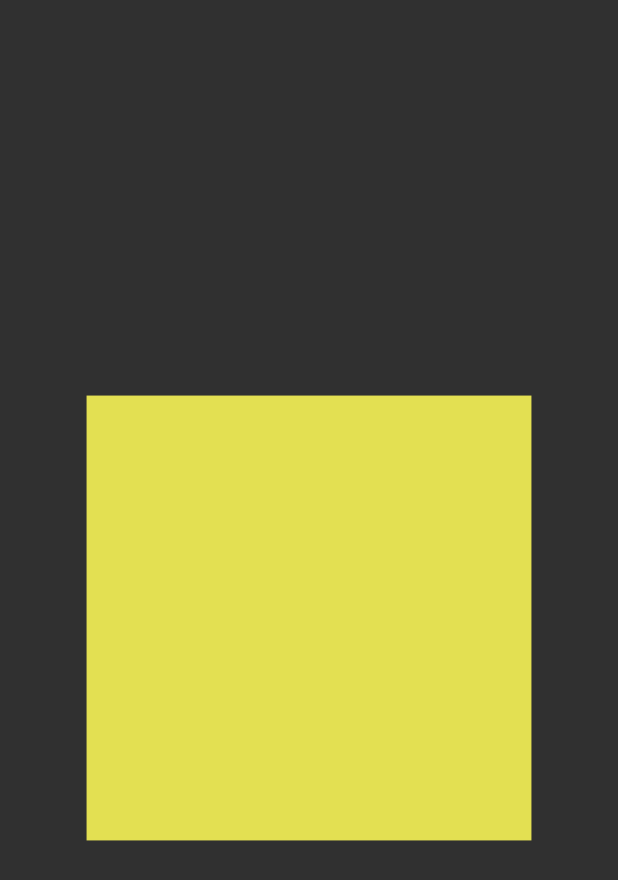
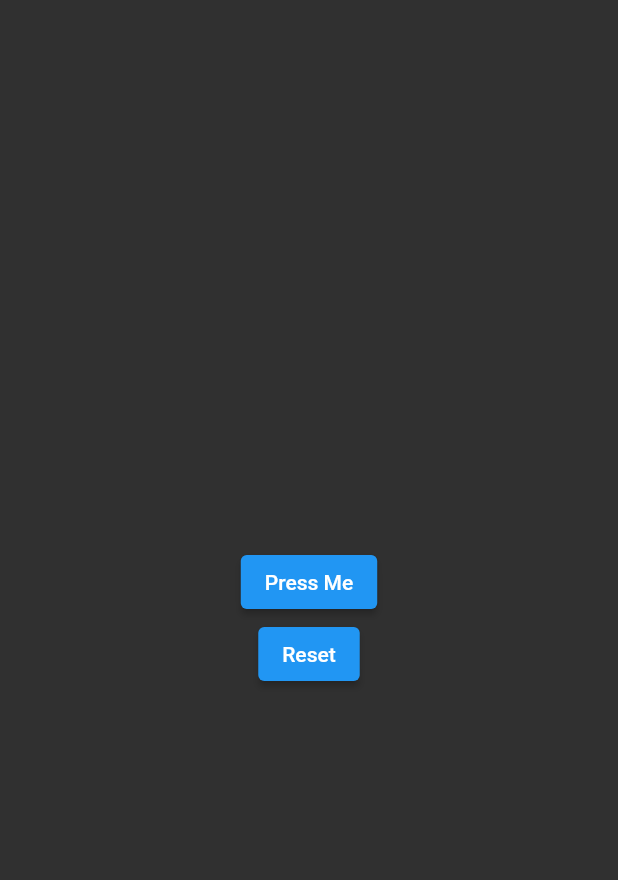
Before and after one commit to PrinceLeBon/animation, a Flutter app: the screen it shows after launch, on a phone screen of 412 x 824 dp. Shown: the top 880 px of the screen. Run offline on Flutter 3.47's test engine with Material 2 defaults, Android fonts, the phone set to English and light mode, and no system bars.

Commit message:
Exercice 1 (easy) done

```diff
--- /dev/null
+++ b/lib/implicit_animation/easy/easy_one.dart
@@ -0,0 +1,43 @@
+import 'package:flutter/material.dart';
+
+class EasyOne extends StatefulWidget {
+  const EasyOne({super.key});
+
+  @override
+  State<EasyOne> createState() => _EasyOneState();
+}
+
+class _EasyOneState extends State<EasyOne> {
+  double opacity = 1;
+
+  @override
+  Widget build(BuildContext context) {
+    return Scaffold(
+      body: Center(
+        child: Column(
+          mainAxisAlignment: MainAxisAlignment.center,
+          children: [
+            AnimatedOpacity(
+              opacity: opacity,
+              duration: const Duration(seconds: 3),
+              child: ElevatedButton(
+                  onPressed: () {
+                    setState(() {
+                      opacity = 0;
+                    });
+                  },
+                  child: const Text("Press Me")),
+            ),
+            ElevatedButton(
+                onPressed: () {
+                  setState(() {
+                    opacity = 1;
+                  });
+                },
+                child: const Text("Reset"))
+          ],
+        ),
+      ),
+    );
+  }
+}
--- a/lib/main.dart
+++ b/lib/main.dart
@@ -1,8 +1,5 @@
-import 'package:animation/exemple2.dart';
-import 'package:animation/square_bounce.dart';
-import 'package:animation/visualizer.dart';
 import 'package:flutter/material.dart';
-import 'custom_painter.dart';
+import 'implicit_animation/easy/easy_one.dart';
 
 void main() {
   runApp(const MyApp());
@@ -18,7 +15,7 @@ class MyApp extends StatelessWidget {
       darkTheme: ThemeData(brightness: Brightness.dark),
       debugShowCheckedModeBanner: false,
       debugShowMaterialGrid: false,
-      home: const SquareBounced(),
+      home: const EasyOne(),
     );
   }
 }
```
